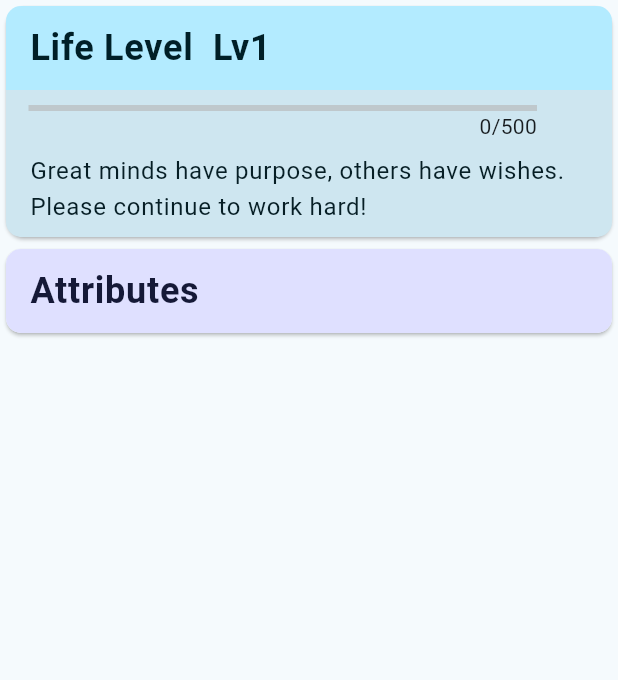
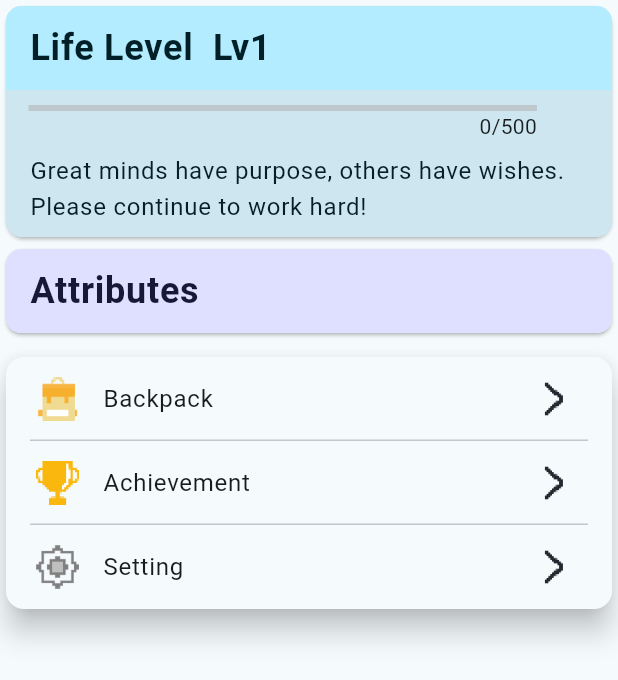
Before and after one commit to camel-exvl/LifeRPG, a Flutter app: the StatusView widget shown alone on an empty page, opened directly, on a phone screen of 412 x 824 dp. Shown: the top 680 px of the screen. Run offline on Flutter 3.47's test engine with Material 3 defaults, Android fonts, the phone set to English and light mode, and no system bars; our stand-ins replace drift, shared_preferences, sqlite3_flutter_libs, table_calendar; missing offline and left inert: sqlite3; accounts and stored records are empty; generated files the repository leaves out were written again; Roboto replaces fonts that are missing (Fusion Pixel 10px Proportional zh_hans Regular).

Commit message:
添加option卡片

```diff
--- a/lib/l10n/intl_en.arb
+++ b/lib/l10n/intl_en.arb
@@ -90,5 +90,8 @@
   "frequentFinishWarningTitle": "You are finishing too frequent",
   "frequentFinishWarningMessage": "This app aims to help you build good habits and achieve long-term goals. If you finish too frequent, it may not be helpful for you. ",
   "gold": "Gold",
-  "nextScheduledAt": "Next Scheduled At"
+  "nextScheduledAt": "Next Scheduled At",
+  "setting": "Setting",
+  "backpack": "Backpack",
+  "achievement": "Achievement"
 }
--- a/lib/l10n/intl_zh.arb
+++ b/lib/l10n/intl_zh.arb
@@ -90,5 +90,8 @@
   "frequentFinishWarningTitle": "您完成得太频繁了",
   "frequentFinishWarningMessage": "此应用程序旨在帮助您养成良好的习惯并实现长期目标。如果您完成得太频繁，可能对您没有帮助。",
   "gold": "金币",
-  "nextScheduledAt": "下次计划在"
+  "nextScheduledAt": "下次计划在",
+  "setting": "设置",
+  "backpack": "背包",
+  "achievement": "成就"
 }
--- a/lib/view/status_view.dart
+++ b/lib/view/status_view.dart
@@ -43,6 +43,7 @@ class _StatusViewState extends State<StatusView>
                   children: [
                 StatusCard(viewModel: viewModel),
                 AttributesCard(viewModel: viewModel),
+                OptionsCard(viewModel: viewModel),
               ]));
         }));
   }
@@ -197,15 +198,13 @@ class AttributeRow extends StatelessWidget {
                   ? Text(
                       '${viewModel.getAttributeName(attribute.name, context)} ${AppLocalizations.of(context)!.lv}${attribute.level}',
                       style: TextStyle(
-                        color: Theme.of(context)
-                            .colorScheme
-                            .onTertiaryContainer,
+                        color:
+                            Theme.of(context).colorScheme.onTertiaryContainer,
                       ))
                   : Column(
                       children: [
                         Text(
-                            viewModel.getAttributeName(
-                                attribute.name, context),
+                            viewModel.getAttributeName(attribute.name, context),
                             style: TextStyle(
                               color: Theme.of(context)
                                   .colorScheme
@@ -255,3 +254,139 @@ class AttributeRow extends StatelessWidget {
     );
   }
 }
+
+class OptionsCard extends StatelessWidget {
+  final StatusViewModel viewModel;
+
+  const OptionsCard({super.key, required this.viewModel});
+
+  @override
+  Widget build(BuildContext context) {
+    return Padding(
+      padding: const EdgeInsets.fromLTRB(0, 8, 0, 8),
+      child: Card(
+        elevation: 8.0,
+        child: ClipRRect(
+          borderRadius: BorderRadius.circular(10.0), // 圆角半径和卡片相同
+          child: Column(
+            mainAxisSize: MainAxisSize.min,
+            children: [
+              ListTile(
+                leading: Padding(
+                  padding: const EdgeInsets.only(left: 4.0),
+                  child: Image.asset(
+                    "res/icons/backpack.png",
+                    width:
+                        (Theme.of(context).textTheme.headlineSmall?.fontSize ??
+                                15) *
+                            1.2,
+                    height:
+                        (Theme.of(context).textTheme.headlineSmall?.fontSize ??
+                                15) *
+                            1.2,
+                  ),
+                ),
+                title: Text(AppLocalizations.of(context)!.backpack),
+                trailing: Padding(
+                  padding: const EdgeInsets.only(right: 4.0),
+                  child: Image.asset(
+                    "res/icons/right_arrow.png",
+                    width:
+                        (Theme.of(context).textTheme.headlineSmall?.fontSize ??
+                                15) *
+                            1.0,
+                    height:
+                        (Theme.of(context).textTheme.headlineSmall?.fontSize ??
+                                15) *
+                            1.0,
+                  ),
+                ),
+                onTap: () {
+                  //在这里添加你的背包功能
+                },
+              ),
+              const Divider(
+                height: 0.0,
+                indent: 16,
+                endIndent: 16,
+              ),
+              ListTile(
+                leading: Padding(
+                  padding: const EdgeInsets.only(left: 4.0),
+                  child: Image.asset(
+                    "res/icons/achievement.png",
+                    width:
+                        (Theme.of(context).textTheme.headlineSmall?.fontSize ??
+                                15) *
+                            1.2,
+                    height:
+                        (Theme.of(context).textTheme.headlineSmall?.fontSize ??
+                                15) *
+                            1.2,
+                  ),
+                ),
+                title: Text(AppLocalizations.of(context)!.achievement),
+                trailing: Padding(
+                  padding: const EdgeInsets.only(right: 4.0),
+                  child: Image.asset(
+                    "res/icons/right_arrow.png",
+                    width:
+                        (Theme.of(context).textTheme.headlineSmall?.fontSize ??
+                                15) *
+                            1.0,
+                    height:
+                        (Theme.of(context).textTheme.headlineSmall?.fontSize ??
+                                15) *
+                            1.0,
+                  ),
+                ),
+                onTap: () {
+                  //在这里添加你的成就列表功能
+                },
+              ),
+              const Divider(
+                height: 0.0,
+                indent: 16,
+                endIndent: 16,
+              ),
+              ListTile(
+                leading: Padding(
+                  padding: const EdgeInsets.only(left: 4.0),
+                  child: Image.asset(
+                    "res/icons/setting.png",
+                    width:
+                        (Theme.of(context).textTheme.headlineSmall?.fontSize ??
+                                15) *
+                            1.2,
+                    height:
+                        (Theme.of(context).textTheme.headlineSmall?.fontSize ??
+                                15) *
+                            1.2,
+                  ),
+                ),
+                title: Text(AppLocalizations.of(context)!.setting),
+                trailing: Padding(
+                  padding: const EdgeInsets.only(right: 4.0),
+                  child: Image.asset(
+                    "res/icons/right_arrow.png",
+                    width:
+                        (Theme.of(context).textTheme.headlineSmall?.fontSize ??
+                                15) *
+                            1.0,
+                    height:
+                        (Theme.of(context).textTheme.headlineSmall?.fontSize ??
+                                15) *
+                            1.0,
+                  ),
+                ),
+                onTap: () {
+                  //在这里添加你的设置功能
+                },
+              ),
+            ],
+          ),
+        ),
+      ),
+    );
+  }
+}
```
Also changed, not shown: res/icons/achievement.png (added), res/icons/backpack.png (added), res/icons/right_arrow.png (added), res/icons/setting.png (added).
